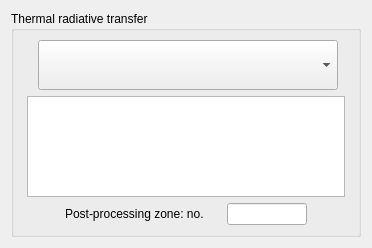
The window that gui/Pages/BoundaryConditionsWallRadiativeTransferForm.ui (code-saturne/code_saturne) describes before a commit, drawn with Qt 5.
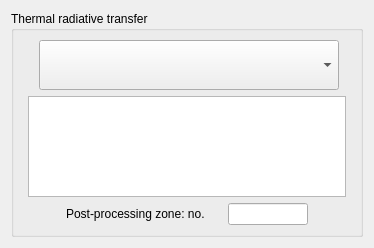
The same window after the commit.

Patch:
```diff
--- a/gui/Pages/BoundaryConditionsWallRadiativeTransferForm.ui
+++ b/gui/Pages/BoundaryConditionsWallRadiativeTransferForm.ui
@@ -1,11 +1,11 @@
 <ui version="4.0" >
  <class>BoundaryConditionsWallRadiativeTransferForm</class>
- <widget class="QWidget" name="BoundaryConditionsWallRadiativeTransferForm" >
-  <property name="geometry" >
+ <widget class="QWidget" name="BoundaryConditionsWallRadiativeTransferForm">
+  <property name="geometry">
    <rect>
     <x>0</x>
     <y>0</y>
-    <width>372</width>
+    <width>374</width>
     <height>248</height>
    </rect>
   </property>
```
Left out of the diff: 95 changed lines with no effect on the pictures.
